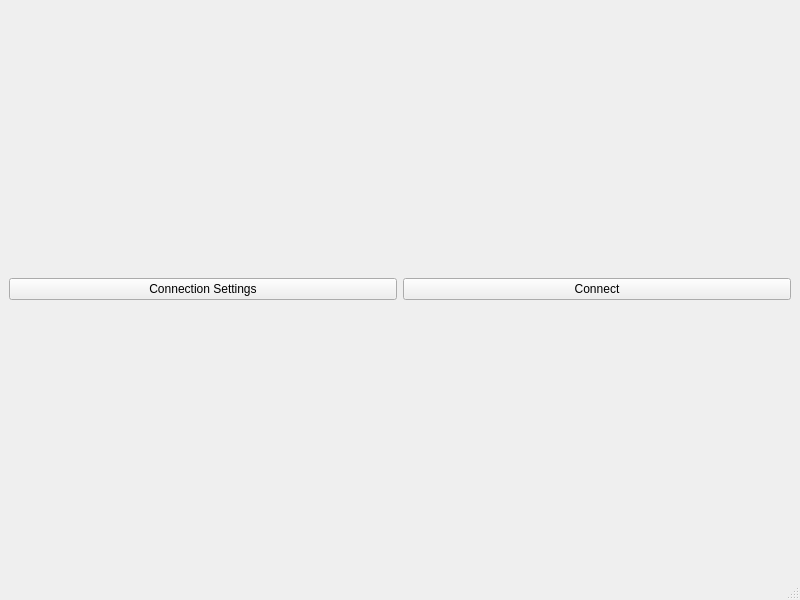
Above: src/widgets/mainWindow.ui from bestrider14/DataBaseViewer before the change. Below: the same form after it.
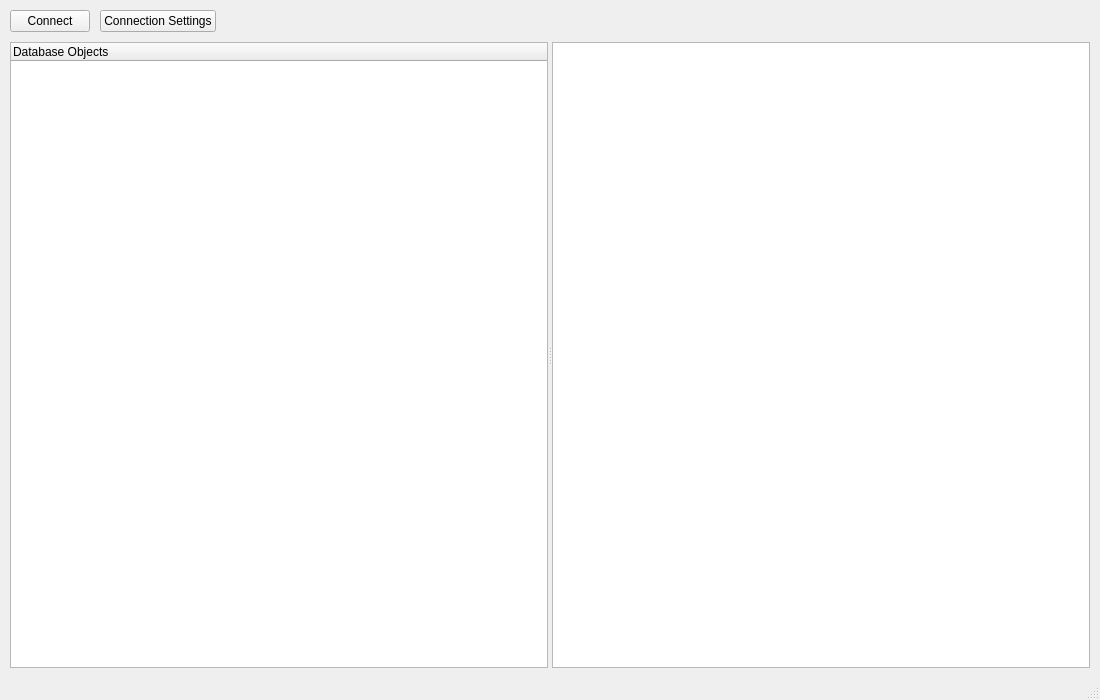
That is the form after the change.

Commit message: ui: added widgets to see the tables and its content

```diff
--- a/src/widgets/mainWindow.ui
+++ b/src/widgets/mainWindow.ui
@@ -6,30 +6,114 @@
    <rect>
     <x>0</x>
     <y>0</y>
-    <width>800</width>
-    <height>600</height>
+    <width>1100</width>
+    <height>700</height>
    </rect>
   </property>
+
   <property name="windowTitle">
    <string>MainWindow</string>
   </property>
   <widget class="QWidget" name="centralwidget">
-   <layout class="QGridLayout" name="gridLayout">
-    <item row="0" column="1">
-     <widget class="QPushButton" name="connectBtn">
-      <property name="text">
-       <string>Connect</string>
-      </property>
-     </widget>
+
+   <layout class="QVBoxLayout" name="verticalLayout">
+
+    <property name="leftMargin">
+     <number>10</number>
+    </property>
+
+    <property name="topMargin">
+     <number>10</number>
+    </property>
+
+    <property name="rightMargin">
+     <number>10</number>
+    </property>
+
+    <property name="bottomMargin">
+     <number>10</number>
+    </property>
+
+    <property name="spacing">
+     <number>10</number>
+    </property>
+
+    <!-- Barre supérieure -->
+
+    <item>
+     <layout class="QHBoxLayout" name="toolbarLayout">
+
+      <item>
+       <widget class="QPushButton" name="connectBtn">
+        <property name="minimumWidth">
+         <number>110</number>
+        </property>
+        <property name="text">
+         <string>Connect</string>
+        </property>
+       </widget>
+      </item>
+
+      <item>
+       <widget class="QPushButton" name="connectionSettingsBtn">
+        <property name="minimumWidth">
+         <number>180</number>
+        </property>
+        <property name="text">
+         <string>Connection Settings</string>
+        </property>
+       </widget>
+      </item>
+
+      <item>
+       <spacer name="horizontalSpacer">
+        <property name="orientation">
+         <enum>Qt::Horizontal</enum>
+        </property>
+        <property name="sizeHint" stdset="0">
+         <size>
+          <width>40</width>
+          <height>20</height>
+         </size>
+        </property>
+       </spacer>
+      </item>
+
+     </layout>
     </item>
-    <item row="0" column="0">
-     <widget class="QPushButton" name="connectionSettingsBtn">
-      <property name="text">
-       <string>Connection Settings</string>
+
+    <!-- Zone principale -->
+
+    <item>
+
+     <widget class="QSplitter" name="splitter">
+
+      <property name="orientation">
+       <enum>Qt::Horizontal</enum>
       </property>
+
+      <widget class="QTreeWidget" name="treeWidget">
+
+       <property name="minimumWidth">
+        <number>250</number>
+       </property>
+
+       <column>
+        <property name="text">
+         <string>Database Objects</string>
+        </property>
+       </column>
+
+      </widget>
+
+      <widget class="QColumnView" name="columnView"/>
+
      </widget>
+
     </item>
+
    </layout>
+
   </widget>
   <widget class="QMenuBar" name="menubar">
    <property name="geometry">
```
Left out of the diff: 21 changed lines with no effect on the pictures.
